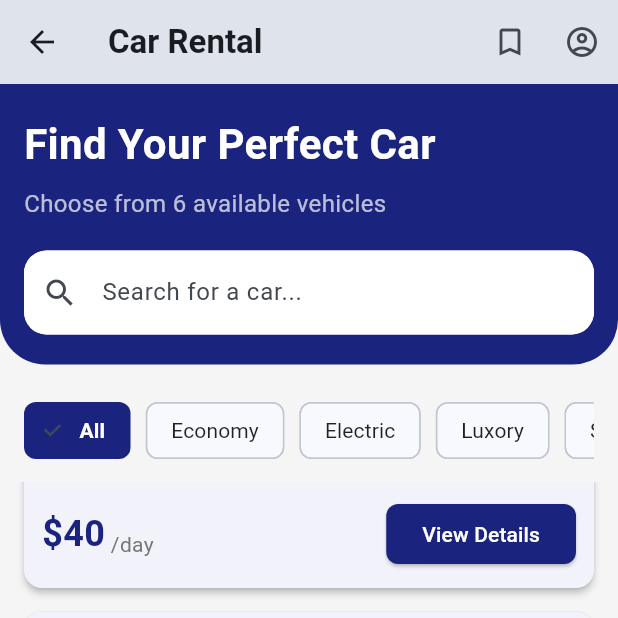
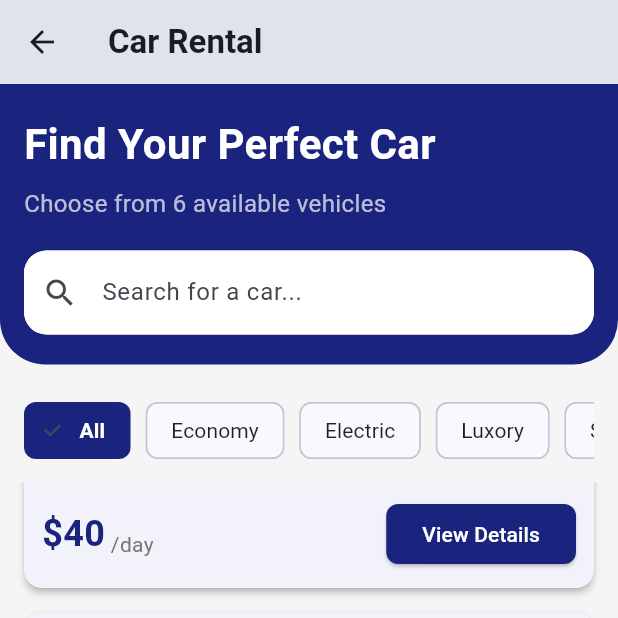
Before and after one commit to Zashq/Portofolio, a Flutter app: the BrowseCarsScreen screen opened by its route, scrolled down 1913 dp, on a phone screen of 412 x 824 dp, the top half of it. Run offline on Flutter 3.47's test engine with Material 3 defaults, Android fonts, the phone set to English and light mode, and no system bars; network calls fail.

Commit message:
removed profile icon

```diff
--- a/car_rental_pwa/lib/screens/browse_cars.dart
+++ b/car_rental_pwa/lib/screens/browse_cars.dart
@@ -50,22 +50,6 @@ class _BrowseCarsScreenState extends State<BrowseCarsScreen> {
           style: TextStyle(fontWeight: FontWeight.bold),
         ),
         elevation: 0,
-        actions: [
-          IconButton(
-            icon: const Icon(Icons.bookmark_outline),
-            onPressed: () {
-              Navigator.pushNamed(context, '/my-bookings');
-            },
-          ),
-          IconButton(
-            icon: const Icon(Icons.account_circle_outlined),
-            onPressed: () {
-              ScaffoldMessenger.of(context).showSnackBar(
-                const SnackBar(content: Text('Profile feature coming soon!')),
-              );
-            },
-          ),
-        ],
       ),
       body: Column(
         crossAxisAlignment: CrossAxisAlignment.start,
```
